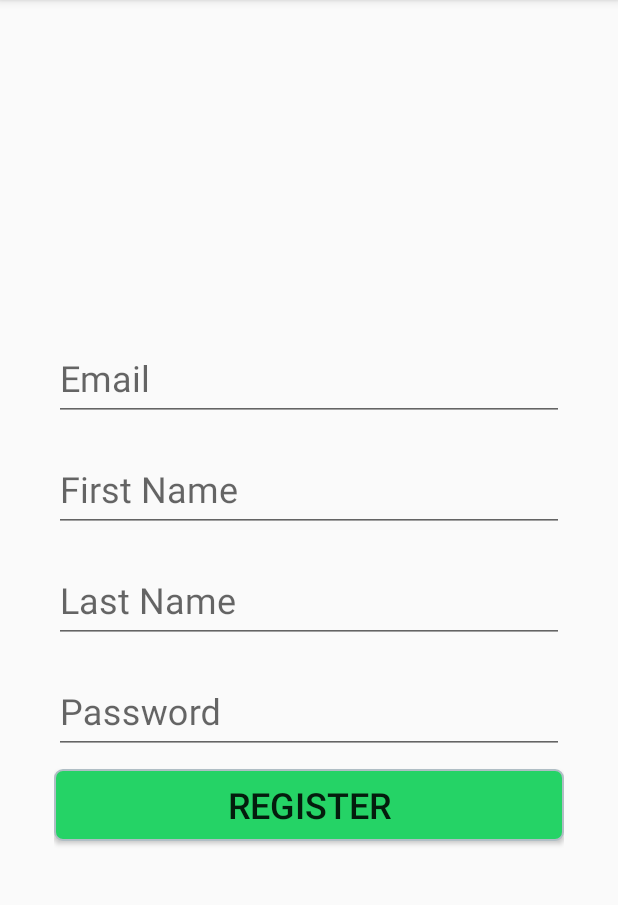
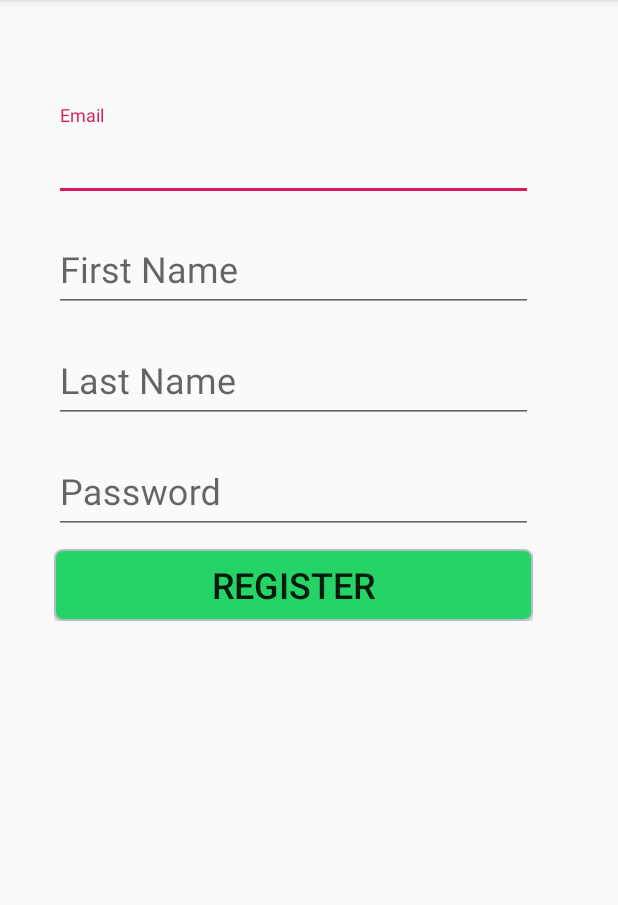
Before and after one commit to Kineruth/MemoryApp, an Android app: the RegisterActivity screen opened directly, with no data from a screen before it, on a phone screen of 412 x 824 dp, the part 84-989 px from its top. Run offline under Robolectric (Android 15) with nearby library versions, the phone set to English and light mode, and no system bars; libraries missing offline, so code that uses them is left out: com.mobsandgeeks.saripaar; 2 statements that could not run were skipped.

Commit message:
update the register to be with validation

```diff
--- a/app/build.gradle
+++ b/app/build.gradle
@@ -20,6 +20,7 @@ android {
 }
 
 dependencies {
+    implementation 'com.mobsandgeeks:android-saripaar:2.0.3'
     implementation 'com.android.support:design:28.0.0'
     implementation fileTree(dir: 'libs', include: ['*.jar'])
     implementation 'com.android.support:appcompat-v7:28.0.0'
--- a/app/src/main/java/memory/Memoryapp/RegisterActivity.java
+++ b/app/src/main/java/memory/Memoryapp/RegisterActivity.java
@@ -1,13 +1,85 @@
 package memory.Memoryapp;
 
+import android.content.Intent;
 import android.support.v7.app.AppCompatActivity;
 import android.os.Bundle;
+import android.view.View;
+import android.widget.EditText;
+import android.widget.Toast;
 
-public class RegisterActivity extends AppCompatActivity {
+import com.mobsandgeeks.saripaar.ValidationError;
+import com.mobsandgeeks.saripaar.Validator;
+import com.mobsandgeeks.saripaar.annotation.Email;
+import com.mobsandgeeks.saripaar.annotation.NotEmpty;
+import com.mobsandgeeks.saripaar.annotation.Password;
+import com.mobsandgeeks.saripaar.annotation.Pattern;
 
+import java.util.List;
+
+public class RegisterActivity extends AppCompatActivity implements Validator.ValidationListener, View.OnClickListener {
+
+    private static boolean valIsDone;
+
+    @NotEmpty()
+    @Email()
+    private EditText email;
+    @NotEmpty()
+    @Pattern(message = "Input must contain only letters", regex = "[a-zA-Z][a-zA-Z ]+")
+    private EditText firstName;
+    @NotEmpty()
+    @Pattern(message = "Input must contain only letters", regex = "[a-zA-Z][a-zA-Z ]+")
+    private EditText lastName;
+    @NotEmpty()
+    @Password(message = "Minimum 6 characters")
+    private EditText password;
+
+    private Validator validator;
     @Override
     protected void onCreate(Bundle savedInstanceState) {
         super.onCreate(savedInstanceState);
         setContentView(R.layout.activity_register);
+
+        email = findViewById(R.id.etEmail);
+        firstName = findViewById(R.id.etFirstName);
+        lastName = findViewById(R.id.etLastName);
+        password = findViewById(R.id.etPassword2);
+        findViewById(R.id.btnRegister).setOnClickListener(this);
+        validator = new Validator(this);
+        validator.setValidationListener(this);
+    }
+
+    @Override
+    public void onValidationSucceeded() {
+        valIsDone = true;
+    }
+
+    @Override
+    public void onValidationFailed(List<ValidationError> errors) {
+        valIsDone = false;
+        for(ValidationError error: errors){
+            View view = error.getView();
+            String message = error.getCollatedErrorMessage(this);
+
+            if(view instanceof EditText){
+                ((EditText)view).setError(message);
+            }
+            else{
+                Toast.makeText(this, message, Toast.LENGTH_LONG).show();
+            }
+        }
+    }
+
+    @Override
+    public void onClick(View v) {
+        validator.validate();
+        if (valIsDone) {
+            switch (v.getId()) {
+                case (R.id.btnRegister):
+                    Intent intent = new Intent(this, LoginActivity.class);
+                    startActivity(intent);
+                    finish();
+                    break;
+            }
+        }
     }
 }
--- a/app/src/main/res/layout/activity_login.xml
+++ b/app/src/main/res/layout/activity_login.xml
@@ -35,7 +35,7 @@
         <android.support.design.widget.TextInputLayout
             android:layout_width="match_parent"
             android:layout_height="wrap_content"
-            android:layout_marginTop="15dp">
+            android:layout_marginTop="10dp">
 
             <EditText
                 android:id="@+id/etPassword"
@@ -61,7 +61,6 @@
             android:layout_width="match_parent"
             android:layout_height="wrap_content"
             android:layout_marginTop="10dp"
-            android:layout_marginBottom="10dp"
             android:background="@drawable/my_button"
             android:text="@string/btn_login"
             android:textSize="@dimen/text_medium" />
--- a/app/src/main/res/layout/activity_register.xml
+++ b/app/src/main/res/layout/activity_register.xml
@@ -1,12 +1,13 @@
 <?xml version="1.0" encoding="utf-8"?>
 <LinearLayout xmlns:android="http://schemas.android.com/apk/res/android"
-    android:layout_width="match_parent"
-    android:layout_height="match_parent"
-    android:focusable="true"
-    android:focusableInTouchMode="true"
-    android:gravity="center"
-    android:orientation="vertical"
-    android:padding="@dimen/padding_sides">
+    android:layout_width="319dp"
+    android:layout_height="wrap_content"
+    android:layout_alignParentTop="true"
+    android:layout_centerHorizontal="true"
+    android:layout_centerVertical="true"
+    android:layout_marginLeft="36dp"
+    android:layout_marginTop="60dp"
+    android:orientation="vertical">
 
     <android.support.design.widget.TextInputLayout
         android:layout_width="match_parent"
```
Lines whose indentation alone changed are shown as unchanged.
